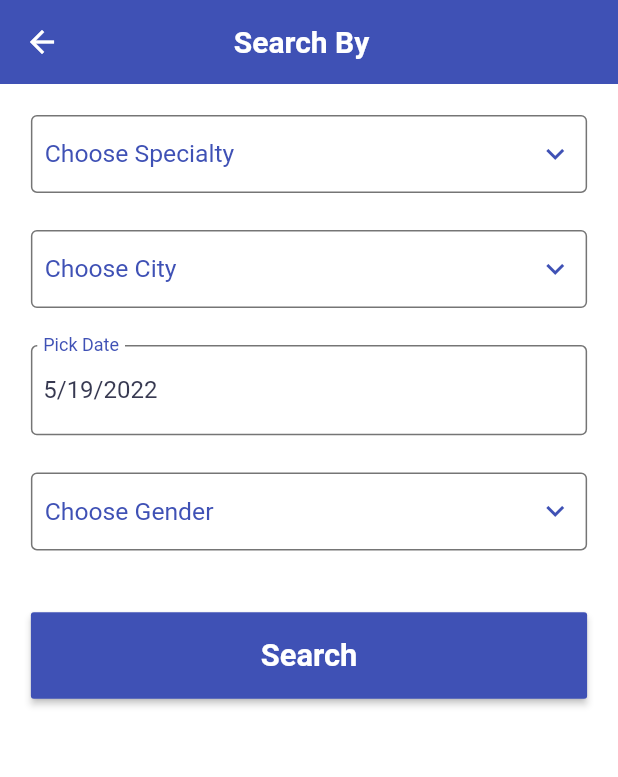
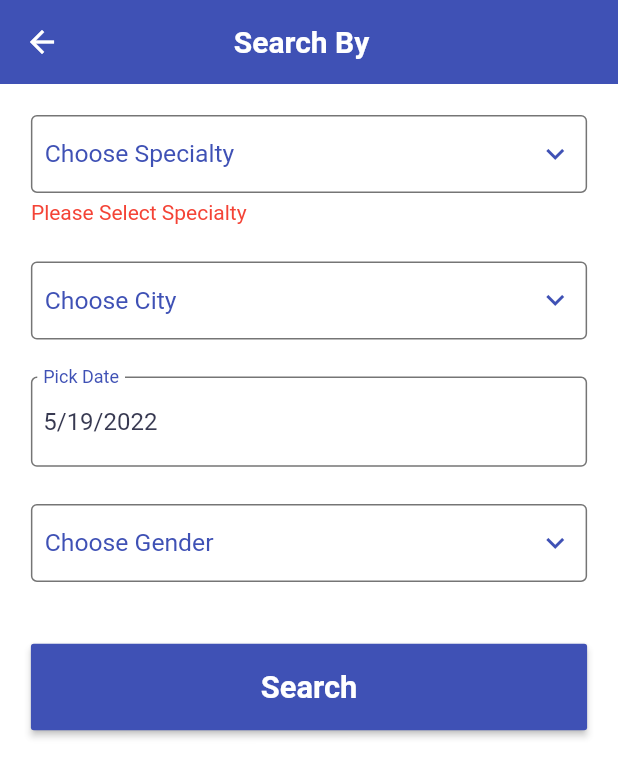
Before and after one commit to ZeraW/medical_app, a Flutter app: the QueryDoctor screen opened by its route, after a tap on "Search", on a phone screen of 412 x 824 dp. Shown: the top 777 px of the screen. Run offline on Flutter 3.47's test engine with Material 2 defaults, Android fonts, the phone set to English and light mode, and no system bars; our stand-ins replace bot_toast, cached_network_image, cloud_firestore, file_picker, firebase_auth, firebase_core and 10 more; accounts and stored records are empty.

Commit message:
last edit hopefully

```diff
--- a/lib/ui_screens/home_widgets/admin/locations/components/sos_info.dart
+++ b/lib/ui_screens/home_widgets/admin/locations/components/sos_info.dart
@@ -59,7 +59,7 @@ class _SosInfoState extends State<SosInfo> {
                             style: TextStyle(fontSize: 27),
                           ),
                           SelectableText(
-                            'Aage: ${provider.model.user.age}',
+                            'Age: ${provider.model.user.age}',
                             style: TextStyle(fontSize: 17),
                           ),
                         ],
--- a/lib/ui_screens/home_widgets/patient/book_appointment_query.dart
+++ b/lib/ui_screens/home_widgets/patient/book_appointment_query.dart
@@ -148,31 +148,20 @@ class _QueryDoctorState extends State<QueryDoctor> {
   }
 
   void checkValidation() {
-    String spec = selectedSpeciality.id;
-    String city = selectedCity.id;
-    String subCity = selectedSubCity.id;
 
 
-    if (spec == null || spec.isEmpty) {
+
+
+    if (selectedSpeciality == null ) {
       clear();
       setState(() {
         _specialtyError = "Please Select Specialty";
       });
     }
-    else if (city == null || city.isEmpty) {
+    else {
+
       clear();
-      setState(() {
-        _cityError = "Please Select City";
-      });
-    }
-    else if (subCity == null || subCity.isEmpty) {
-      clear();
-      setState(() {
-        _subCityError = "Please Select Area";
-      });
-    }
-    else {
-      clear();
+      String spec = selectedSpeciality.id;
       //do request
       //query
       final String day = DateFormat('EEEE').format(pickedDate);
@@ -180,17 +169,29 @@ class _QueryDoctorState extends State<QueryDoctor> {
       print(day);
       Query query =  FirebaseFirestore.instance
           .collection('Doctors')
-          .where('keyWords.spec', isEqualTo: '$spec')
-          .where('keyWords.city', isEqualTo: '$city')
-          .where('keyWords.$day', isEqualTo: 'true')
-          .where('keyWords.subCity', isEqualTo: '$subCity');
+          .where('keyWords.spec', isEqualTo: '$spec').where('keyWords.$day', isEqualTo: 'true');
       Query query2;
+      if (selectedCity != null && selectedSubCity==null){
+        String city = selectedCity.id;
+        query2 = query
+            .where('keyWords.city', isEqualTo: '$city');
+      }else if(selectedCity != null && selectedSubCity!=null){
+        String city = selectedCity.id;
+        String subCity = selectedSubCity.id;
+
+        query2 = query
+            .where('keyWords.city', isEqualTo: '$city').where('keyWords.subCity', isEqualTo: '$subCity');
+      }else{
+        query2 = query;
+      }
+
+      Query query3;
       if (gender != null && gender.isNotEmpty && gender!='both'){
         //add gender to query
-        query2 = query.where('keyWords.gender', isEqualTo: '$gender');
+        query3 = query2.where('keyWords.gender', isEqualTo: '$gender');
       }else {
         //query without gender
-        query2 = query;
+        query3 = query2;
       }
 
         NavigationService.patientInstance.navigateToWidget(MultiProvider(providers: [
```
Also changed, not shown: lib/ui_screens/home_widgets/patient/search_result.dart (+16 -5 lines), 1 other file.
